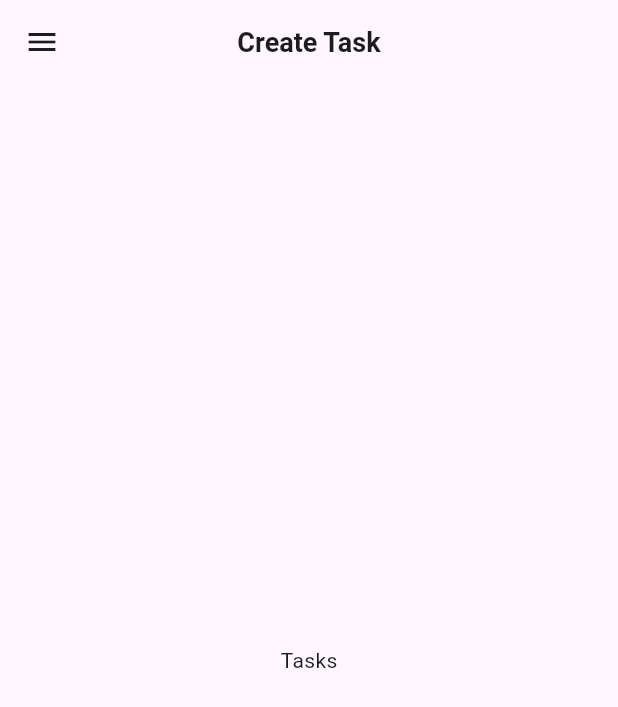
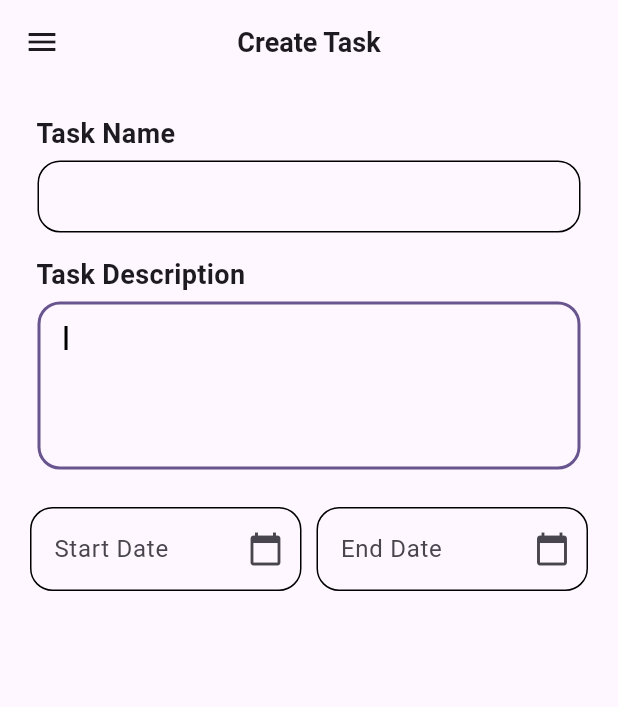
Before and after one commit to mervinkogei/flutter_trial_todo_app, a Flutter app: the TasksScreen screen opened directly, on a phone screen of 412 x 824 dp. Shown: the top 707 px of the screen. Run offline on Flutter 3.47's test engine with Material 3 defaults, Android fonts, the phone set to English and light mode, and no system bars; missing offline and left inert: splash_view.

Commit message:
feat: Added Date picker for the task creation

```diff
--- a/lib/Screens/tasks.dart
+++ b/lib/Screens/tasks.dart
@@ -1,6 +1,9 @@
 import 'package:flutter/material.dart';
+import 'package:flutter/widgets.dart';
+import 'package:intl/intl.dart';
 import 'package:trial_todo_app/Utils/data_function.dart';
 import 'package:trial_todo_app/Utils/textStyling.dart';
+import 'package:trial_todo_app/components/custom_textfield.dart';
 
 class TasksScreen extends StatefulWidget {
   const TasksScreen({super.key});
@@ -10,6 +13,31 @@ class TasksScreen extends StatefulWidget {
 }
 
 class _TasksScreenState extends State<TasksScreen> {
+  TextEditingController taskNameController = TextEditingController();
+  TextEditingController taskDescriptionController = TextEditingController();
+  TextEditingController startDateController = TextEditingController();
+  TextEditingController endDateController = TextEditingController();
+
+  pickDateDialog(TextEditingController? controller) async {
+    DateTime? pickedDate = await showDatePicker(
+        context: context,
+        initialDate: DateTime.now(),
+        firstDate: DateTime(2000),
+        lastDate: DateTime(2101));
+
+    if (pickedDate != null) {
+      print(pickedDate);
+      String formattedDate = DateFormat('yyyy-MM-dd').format(pickedDate);
+      print(formattedDate);
+
+      setState(() {
+        controller!.text = formattedDate;
+      });
+    } else {
+      print("Date is not selected");
+    }
+  }
+
   @override
   Widget build(BuildContext context) {
     return Scaffold(
@@ -18,9 +46,80 @@ class _TasksScreenState extends State<TasksScreen> {
           centerTitle: true,
         ),
         drawer: DataFunction.customMenuDrawer(context),
-      body: Center(
-        child: Text('Tasks'),
+        body: Padding(
+          padding: const EdgeInsets.only(left: 20.0, right: 20, top: 20),
+          child: Column(
+            crossAxisAlignment: CrossAxisAlignment.start,
+            children: [
+              const Text(
+                ' Task Name',
+                style: ThemeStyling.welcomeTitle,
               ),
-    );
+              CustomTextField(controller: taskNameController, obscure: false),
+              const SizedBox(height: 10,),
+              const Text(
+                ' Task Description',
+                style: ThemeStyling.welcomeTitle,
+              ),
+              CustomTextField(
+                controller: taskDescriptionController,
+                obscure: false,
+                maxLines: 5,
+              ),
+              const SizedBox(height: 20,),
+              Column(
+                children: [
+                  Row(
+                    children: [
+                      Expanded(
+                        child: TextField(
+                            controller: startDateController,
+                            decoration: InputDecoration(
+                                enabledBorder: OutlineInputBorder(
+                                  borderRadius: BorderRadius.circular(15),
+                                  borderSide:
+                                      const BorderSide(color: Colors.black),
+                                ),
+                                focusedBorder: OutlineInputBorder(
+                                  gapPadding: 6,
+                                  borderRadius: BorderRadius.circular(15),
+                                  borderSide: BorderSide(
+                                      color: Theme.of(context).primaryColor,
+                                      width: 2),
+                                ),
+                                suffixIcon: Icon(Icons.calendar_today),
+                                labelText: "Start Date"),
+                            readOnly: true,
+                            onTap: () => pickDateDialog(startDateController)),
+                      ),
+                      const SizedBox(width: 10,),
+                      Expanded(
+                        child: TextField(
+                            controller: endDateController,
+                            decoration: InputDecoration(
+                                enabledBorder: OutlineInputBorder(
+                                  borderRadius: BorderRadius.circular(15),
+                                  borderSide:
+                                      const BorderSide(color: Colors.black),
+                                ),
+                                focusedBorder: OutlineInputBorder(
+                                  gapPadding: 6,
+                                  borderRadius: BorderRadius.circular(15),
+                                  borderSide: BorderSide(
+                                      color: Theme.of(context).primaryColor,
+                                      width: 2),
+                                ),
+                                suffixIcon: Icon(Icons.calendar_today),
+                                labelText: "End Date"),
+                            readOnly: true,
+                            onTap: () => pickDateDialog(endDateController)),
+                      )
+                    ],
+                  ),
+                ],
+              )
+            ],
+          ),
+        ));
   }
 }
--- a/lib/components/custom_textfield.dart
+++ b/lib/components/custom_textfield.dart
@@ -1,10 +1,11 @@
-
 import 'package:flutter/material.dart';
 
+// ignore: must_be_immutable
 class CustomTextField extends StatefulWidget {
   TextEditingController? controller;
-  bool  obscure;
-  CustomTextField({required this.controller, required this.obscure});
+  int? maxLines;
+  bool obscure;
+  CustomTextField({required this.controller, required this.obscure, this.maxLines});
 
   @override
   State<CustomTextField> createState() => _CustomTextFieldState();
@@ -14,8 +15,8 @@ class _CustomTextFieldState extends State<CustomTextField> {
   FocusNode myfocus = FocusNode();
   @override
   void initState() {
-    Future.delayed(Duration(seconds: 0),(){
-      myfocus.requestFocus(); //auto focus on second text field.
+    Future.delayed(const Duration(seconds: 0), () {
+      myfocus.requestFocus();
     });
     super.initState();
   }
@@ -23,24 +24,25 @@ class _CustomTextFieldState extends State<CustomTextField> {
   @override
   Widget build(BuildContext context) {
     return Padding(
-      padding: const EdgeInsets.only(right: 30.0),
+      padding: const EdgeInsets.all(5),
       child: TextField(
         // inputFormatters:[FilteringTextInputFormatter.allow(RegExp('[a-zA-Z0-9.@]'))],
         obscureText: widget.obscure,
+        maxLines: widget.maxLines ?? 1,
         controller: widget.controller,
         cursorColor: Colors.black,
-        style: const TextStyle(
-          height: 1.6,
-        ),
+        textAlignVertical: TextAlignVertical.top,
+        style: const TextStyle(height:1),
         focusNode: myfocus,
-        decoration: const InputDecoration(
-          contentPadding: EdgeInsets.only(bottom: -10.0),
-          border: InputBorder.none,
-          enabledBorder: UnderlineInputBorder(
-            borderSide: BorderSide(color: Colors.black),
+        decoration: InputDecoration(
+          enabledBorder: OutlineInputBorder(
+            borderRadius: BorderRadius.circular(15),
+            borderSide: const BorderSide(color: Colors.black),
           ),
-          focusedBorder: UnderlineInputBorder(
-            borderSide: BorderSide(color: Colors.black),
+          focusedBorder: OutlineInputBorder(
+            gapPadding: 6,
+            borderRadius: BorderRadius.circular(15),
+            borderSide:  BorderSide(color: Theme.of(context).primaryColor, width: 2),
           ),
         ),
       ),
--- a/pubspec.yaml
+++ b/pubspec.yaml
@@ -36,6 +36,7 @@ dependencies:
   # Use with the CupertinoIcons class for iOS style icons.
   cupertino_icons: ^1.0.6
   splash_view: ^2.0.1
+  intl: ^0.19.0
 
 dev_dependencies:
   flutter_test:
```
Also changed, not shown: pubspec.lock. Lines whose indentation alone changed are shown as unchanged.
